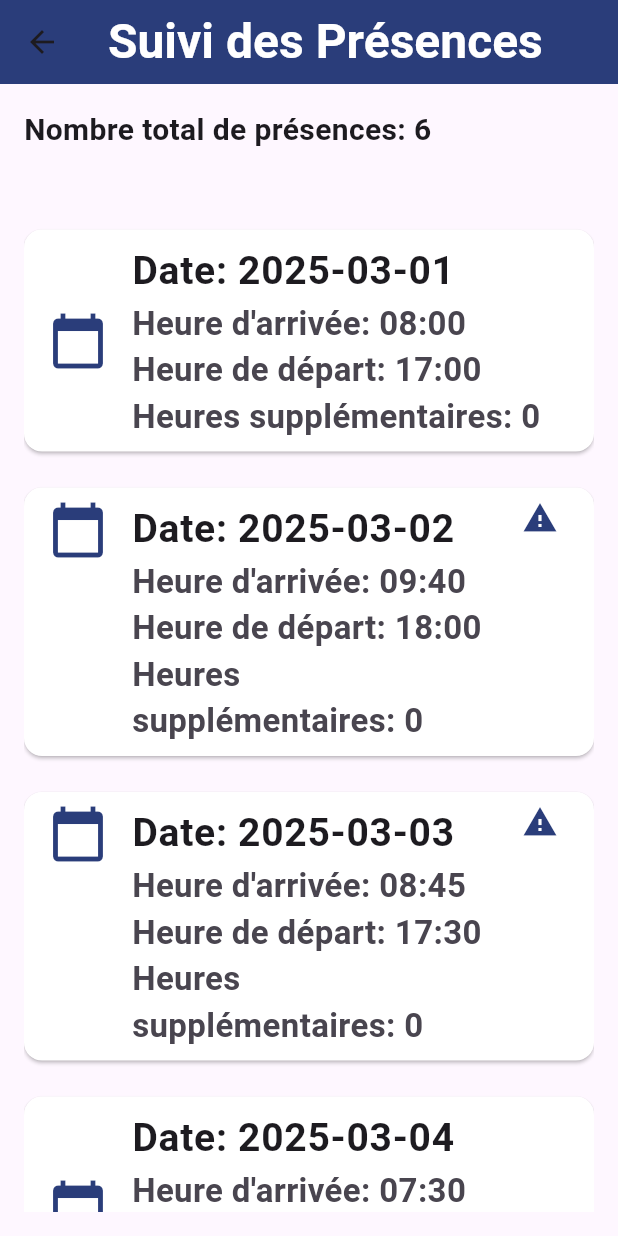
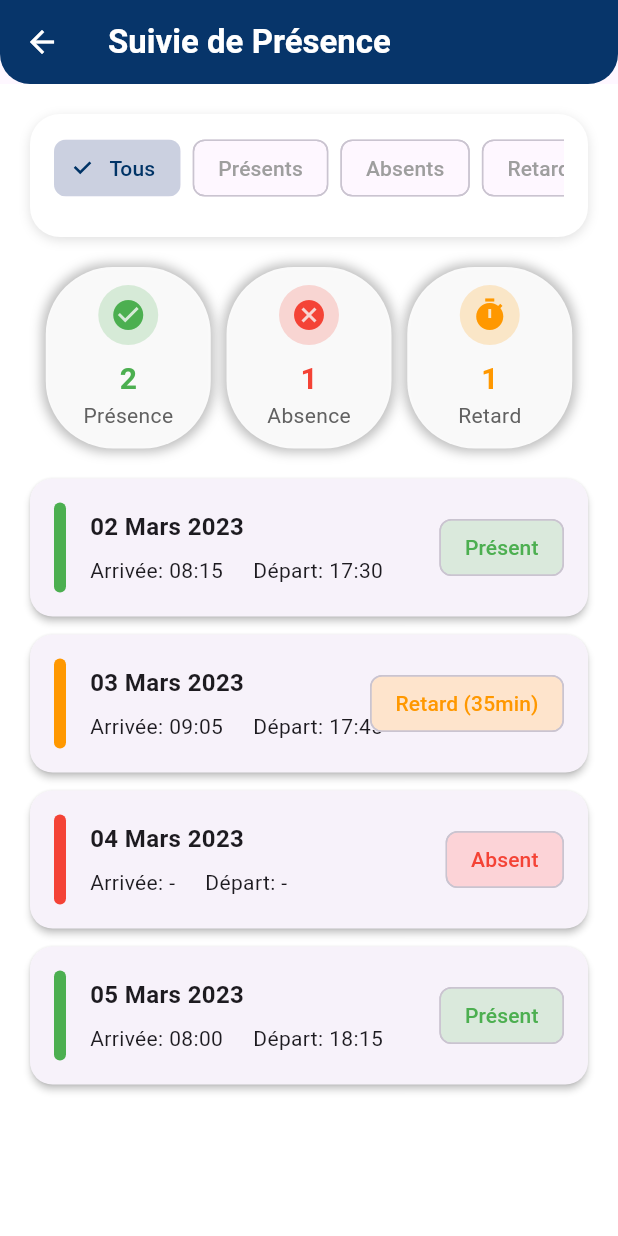
Before and after one commit to Monica1230244/projets, a Flutter app: the PresencePage screen opened directly, on a phone screen of 412 x 824 dp. Run offline on Flutter 3.47's test engine with Material 3 defaults, Android fonts, the phone set to English and light mode, and no system bars; our stand-ins replace table_calendar.

Commit message:
modification de la page de présence

```diff
--- a/lib/absence_page.dart
+++ b/lib/absence_page.dart
@@ -1,5 +1,7 @@
 import 'package:flutter/material.dart';
 import 'package:projets/connect_page.dart';
+import 'package:projets/constants.dart';
+import 'package:projets/user.dart';
 
 
 
@@ -29,7 +31,7 @@ class _AbsencePageState extends State<AbsencePage> {
 
             Navigator.push(
               context,
-              MaterialPageRoute(builder: (context) => ConnectPage()  ),
+              MaterialPageRoute(builder: (context) => Presence() ),
             );
 
           },
@@ -37,7 +39,7 @@ class _AbsencePageState extends State<AbsencePage> {
         title: Text('Absences',
             style: TextStyle(fontWeight: FontWeight.bold, color: Colors.white)),
         centerTitle: true,
-        backgroundColor: Colors.deepPurple,
+        backgroundColor: primaryColor ,
         elevation: 2,
         shape: RoundedRectangleBorder(
           borderRadius: BorderRadius.vertical(bottom: Radius.circular(20)),
@@ -57,7 +59,7 @@ class _AbsencePageState extends State<AbsencePage> {
                   gradient: LinearGradient(
                     begin: Alignment.topLeft,
                     end: Alignment.bottomRight,
-                    colors: [Colors.deepPurple[400]!, Colors.deepPurple[600]!],
+                    colors: [primaryColor, Colors.deepPurple[400]!],
                   ),
                   borderRadius: BorderRadius.circular(16),
                 ),
@@ -129,12 +131,12 @@ class _AbsencePageState extends State<AbsencePage> {
                             width: 40,
                             height: 40,
                             decoration: BoxDecoration(
-                              color: Colors.deepPurple.withOpacity(0.1),
+                              color: Colors.red[400],
                               borderRadius: BorderRadius.circular(14),
                             ),
                             child: Icon(
                               Icons.do_not_disturb,
-                              color: Colors.red,
+                              color: Colors.white ,
                               size: 20,
                             ),
                           ),
--- a/lib/heure_supp.dart
+++ b/lib/heure_supp.dart
@@ -1,5 +1,7 @@
 import 'package:flutter/material.dart';
 import 'package:projets/absence_page.dart';
+import 'package:projets/accueil_page.dart';
+import 'package:projets/constants.dart';
 
 class HeuresSupplementairesPage extends StatefulWidget {
   final List<Map<String, String>> presences = [
@@ -51,7 +53,7 @@ class _HeuresSupplementairesPageState extends State<HeuresSupplementairesPage> {
               fontSize: 20,
             )),
         centerTitle: true,
-        backgroundColor: Colors.deepPurple,
+        backgroundColor:primaryColor,
         elevation: 0,
         shape: RoundedRectangleBorder(
           borderRadius: BorderRadius.vertical(bottom: Radius.circular(20)),
@@ -61,7 +63,7 @@ class _HeuresSupplementairesPageState extends State<HeuresSupplementairesPage> {
           onPressed: () {
             Navigator.push(
               context,
-              MaterialPageRoute(builder: (context) => AbsencePage()),
+              MaterialPageRoute(builder: (context) => Accueil()),
             );
           },
         ),
@@ -76,7 +78,7 @@ class _HeuresSupplementairesPageState extends State<HeuresSupplementairesPage> {
                 gradient: LinearGradient(
                   begin: Alignment.topLeft,
                   end: Alignment.bottomRight,
-                  colors: [Colors.deepPurple[400]!, Colors.deepPurple[600]!],
+                  colors: [primaryColor, Colors.deepPurple[400]!],
                 ),
                 borderRadius: BorderRadius.circular(16),
                 boxShadow: [
@@ -173,7 +175,7 @@ class _HeuresSupplementairesPageState extends State<HeuresSupplementairesPage> {
                             ),
                             child: Icon(
                               Icons.access_time,
-                              color: Colors.deepPurple,
+                              color:primaryColor,
                               size: 20,
                             ),
                           ),
@@ -209,14 +211,14 @@ class _HeuresSupplementairesPageState extends State<HeuresSupplementairesPage> {
                                     '$hours h',
                                     style: TextStyle(
                                       fontSize: 14,
-                                      color: Colors.deepPurple,
+                                      color: primaryColor,
                                     ),
                                   ),
                                   Text(
                                     '$remainingMinutes min',
                                     style: TextStyle(
                                       fontSize: 14,
-                                      color: Colors.deepPurple[300],
+                                      color: primaryColor,
                                     ),
                                   ),
                                 ],
--- a/lib/main.dart
+++ b/lib/main.dart
@@ -14,7 +14,7 @@ class MyApp extends StatelessWidget {
   Widget build(BuildContext context) {
     return MaterialApp(
       debugShowCheckedModeBanner: false,
-      home: RetardPage(),
+      home: ConnectPage(),
     );
   }
 }
--- a/lib/presence_page.dart
+++ b/lib/presence_page.dart
@@ -1,4 +1,6 @@
 import 'package:flutter/material.dart';
+import 'package:projets/absence_page.dart';
+import 'package:projets/retard_page.dart';
 
 class PresencePage extends StatefulWidget {
   @override
@@ -6,137 +8,234 @@ class PresencePage extends StatefulWidget {
 }
 
 class _PresencePageState extends State<PresencePage> {
-  final List<Map<String, String>> presences = [
-    {"date": "2025-03-01", "heure": "08:00", "heure_depart": "17:00", "motif": ""},
-    {"date": "2025-03-02", "heure": "09:40", "heure_depart": "18:00", "motif": "permission"},
-    {"date": "2025-03-03", "heure": "08:45", "heure_depart": "17:30", "motif": "Retard"},
-    {"date": "2025-03-04", "heure": "07:30", "heure_depart": "16:30", "motif": ""},
-    {"date": "2025-03-05", "heure": "07:55", "heure_depart": "17:00", "motif": ""},
-    {"date": "2025-03-06", "heure": "09:00", "heure_depart": "18:40", "motif": "pane de moto"},
+  int _selectedIndex = 0;
+  String _selectedFilter = 'Tous';
+  bool _showOnlyProblems = false;
+
+  final List<String> _filterOptions = ['Tous', 'Présents', 'Absents', 'Retards'];
+
+  final List<Map<String, dynamic>> _allPresences = [
+    {'date': '02 Mars 2023', 'heure_arrivee': '08:15', 'heure_depart': '17:30', 'status': 'Présent', 'color': Colors.green, 'hasProblem': false},
+    {'date': '03 Mars 2023', 'heure_arrivee': '09:05', 'heure_depart': '17:45', 'status': 'Retard (35min)', 'color': Colors.orange, 'hasProblem': true},
+    {'date': '04 Mars 2023', 'heure_arrivee': '-', 'heure_depart': '-', 'status': 'Absent', 'color': Colors.red, 'hasProblem': true},
+    {'date': '05 Mars 2023', 'heure_arrivee': '08:00', 'heure_depart': '18:15', 'status': 'Présent', 'color': Colors.green, 'hasProblem': false},
   ];
 
-  // Variable pour gérer l'élément sélectionné
-  int? selectedIndex;
+  List<Map<String, dynamic>> get _filteredPresences {
+    return _allPresences.where((presence) {
+      bool matchesStatus = true;
+      bool matchesProblemFilter = !_showOnlyProblems || presence['hasProblem'];
 
-
-  int getTotalPresences() {
-    return presences.length;
+      switch (_selectedFilter) {
+        case 'Présents': matchesStatus = presence['status'] == 'Présent'; break;
+        case 'Absents': matchesStatus = presence['status'] == 'Absent'; break;
+        case 'Retards': matchesStatus = presence['status'].contains('Retard'); break;
       }
 
-  // Vérifier si l'heure d'arrivée est après 8h30
-  String checkRetard(String heure) {
-    DateTime heure_arriver = DateTime.parse("2025-03-01 $heure:00");
-    DateTime heure_limite = DateTime.parse("2025-03-01 08:30:00");
-
-    if (heure_arriver.isAfter(heure_limite)) {
-      return "Retard";
-    }
-    return "";
+      return matchesStatus && matchesProblemFilter;
+    }).toList();
   }
 
-
-  String checkHeuresSupplementaires(String heureDepart) {
-    DateTime heure_depart = DateTime.parse("2025-03-01 $heureDepart:00");
-    DateTime heure_limite = DateTime.parse("2025-03-01 18:30:00");
-
-    if (heure_depart.isAfter(heure_limite)) {
-      Duration difference = heure_depart.difference(heure_limite);
-      int minutes = difference.inMinutes;
-      double heures = minutes / 60;
-      return heures.toStringAsFixed(2);
-    }
-    return "0";
+  void _onItemTapped(int index) {
+    setState(() {
+      _selectedIndex = index;
+    });
   }
 
   @override
   Widget build(BuildContext context) {
     return Scaffold(
       appBar: AppBar(
-        title: Text('Suivi des Présences', style: TextStyle(fontWeight: FontWeight.bold, fontSize: 32, color: Colors.white)),
-        centerTitle: true,
-        backgroundColor: Color(0xFF2A3D7A),
+        title: Text("Suivie de Présence", style: TextStyle(fontWeight: FontWeight.bold, color: Colors.white)),
+        backgroundColor: Color(0xFF003366),
+        elevation: 2,
+        shape: RoundedRectangleBorder(
+          borderRadius: BorderRadius.vertical(bottom: Radius.circular(20)),
         ),
-      body: Padding(
-        padding: EdgeInsets.all(16.0),
+        leading: IconButton(
+          icon: Icon(Icons.arrow_back, color: Colors.white),
+          onPressed: () => Navigator.pop(context),
+        ),
+
+      ),
+      body: Container(
+        decoration: BoxDecoration(
+          gradient: LinearGradient(
+            colors: [Colors.white, Colors.white],
+            begin: Alignment.topCenter,
+            end: Alignment.bottomCenter,
+          ),
+        ),
+        child: Padding(
+          padding: const EdgeInsets.all(20.0),
+          child: Column(
+            children: [
+              // Section Filtres (sans sélection de date)
+              _buildFilterSection(),
+              SizedBox(height: 20),
+
+              // Liste des cartes statiques (non défilantes)
+              _buildStatCardsRow(),
+              SizedBox(height: 20),
+
+              // Liste des présences
+              Expanded(
+                child: _buildPresenceList(),
+              ),
+            ],
+          ),
+        ),
+      ),
+
+    );
+  }
+
+  Widget _buildStatCardsRow() {
+    final presentCount = _filteredPresences.where((p) => p['status'] == 'Présent').length;
+    final absentCount = _filteredPresences.where((p) => p['status'] == 'Absent').length;
+    final lateCount = _filteredPresences.where((p) => p['status'].contains('Retard')).length;
+
+    return Row(
+      mainAxisAlignment: MainAxisAlignment.spaceEvenly,
+      children: [
+        _buildStatCard("Présence", "$presentCount", Icons.check_circle, Colors.green),
+        _buildStatCard("Absence", "$absentCount", Icons.cancel, Colors.red, isClickable: true),
+        _buildStatCard("Retard", "$lateCount", Icons.timer, Colors.orange, isClickable: true),
+      ],
+    );
+  }
+
+  Widget _buildStatCard(String title, String value, IconData icon, Color color, {bool isClickable = false}) {
+    final card = Container(
+      width: 110,
+      padding: EdgeInsets.all(12),
+      decoration: BoxDecoration(
+        color: Colors.white.withOpacity(0.9),
+        borderRadius: BorderRadius.circular(45),
+        boxShadow: [BoxShadow(color: Colors.black26, blurRadius: 6, spreadRadius: 2)],
+      ),
+      child: Column(
+        mainAxisSize: MainAxisSize.min,
+        children: [
+          CircleAvatar(
+            backgroundColor: color.withOpacity(0.2),
+            radius: 20,
+            child: Icon(icon, color: color, size: 24),
+          ),
+          SizedBox(height: 8),
+          Text(value, style: TextStyle(fontSize: 20, fontWeight: FontWeight.bold, color: color)),
+          Text(title, style: TextStyle(fontSize: 14, color: Colors.grey[700])),
+        ],
+      ),
+    );
+
+    if (!isClickable) return card;
+
+    return InkWell(
+      borderRadius: BorderRadius.circular(45),
+      onTap: () {
+        if (title == "Absence") {
+          Navigator.push(context, MaterialPageRoute(builder: (context) => AbsencePage()));
+        } else if (title == "Retard") {
+          Navigator.push(context, MaterialPageRoute(builder: (context) => RetardPage()));
+        }
+      },
+      child: card,
+    );
+  }
+
+  Widget _buildFilterSection() {
+    return Container(
+      padding: EdgeInsets.symmetric(vertical: 12, horizontal: 16),
+      decoration: BoxDecoration(
+        color: Colors.white,
+        borderRadius: BorderRadius.circular(20),
+        boxShadow: [BoxShadow(color: Colors.black12, blurRadius: 6, offset: Offset(0, 2))],
+      ),
+      child: Column(
+        children: [
+          SingleChildScrollView(
+            scrollDirection: Axis.horizontal,
+            child: Row(
+              children: _filterOptions.map((option) {
+                return Padding(
+                  padding: EdgeInsets.only(right: 8),
+                  child: FilterChip(
+                    label: Text(option),
+                    selected: _selectedFilter == option,
+                    onSelected: (selected) {
+                      setState(() {
+                        _selectedFilter = selected ? option : 'Tous';
+                      });
+                    },
+                    selectedColor: Color(0xFF003366).withOpacity(0.2),
+                    checkmarkColor: Color(0xFF003366),
+                    labelStyle: TextStyle(
+                      color: _selectedFilter == option ? Color(0xFF003366) : Colors.grey,
+                    ),
+                  ),
+                );
+              }).toList(),
+            ),
+          ),
+          SizedBox(height: 10),
+        ],
+      ),
+    );
+  }
+
+  Widget _buildPresenceList() {
+    if (_filteredPresences.isEmpty) {
+      return Center(child: Text('Aucune donnée correspondant aux filtres'));
+    }
+
+    return ListView.builder(
+      itemCount: _filteredPresences.length,
+      itemBuilder: (context, index) {
+        final presence = _filteredPresences[index];
+        return Card(
+          margin: EdgeInsets.only(bottom: 12),
+          shape: RoundedRectangleBorder(
+              borderRadius: BorderRadius.circular(15)),
+          elevation: 2,
+          child: Padding(
+            padding: EdgeInsets.all(16),
+            child: Row(
+              children: [
+                Container(
+                  width: 8,
+                  height: 60,
+                  decoration: BoxDecoration(
+                    color: presence['color'],
+                    borderRadius: BorderRadius.circular(10),
+                  ),
+                ),
+                SizedBox(width: 16),
+                Expanded(
                   child: Column(
                     crossAxisAlignment: CrossAxisAlignment.start,
                     children: [
-            Text(
-              'Nombre total de présences: ${getTotalPresences()}',
-              style: TextStyle(fontSize: 20, fontWeight: FontWeight.bold),
-            ),
-            SizedBox(height: 40),
-            // Liste des présences
-            Expanded(
-              child: ListView.builder(
-                itemCount: presences.length,
-                itemBuilder: (context, index) {
-                  String motif = checkRetard(presences[index]['heure'] ?? '');
-                  String heuresSupplementaires = checkHeuresSupplementaires(presences[index]['heure_depart'] ?? '');
-                  return GestureDetector(
-                    onTap: () {
-                      setState(() {
-                        selectedIndex = (selectedIndex == index) ? null : index;  // Permet de "désélectionner" si on clique sur le même élément
-                      });
-                      if (motif.isNotEmpty) {
-                        showDialog(
-                          context: context,
-                          builder: (context) {
-                            return AlertDialog(
-                              title: Text('Motif de Retard'),
-                              content: Text(motif),
-                              actions: [
-                                TextButton(
-                                  child: Text('OK'),
-                                  onPressed: () {
-                                    Navigator.of(context).pop();
-                                  },
-                                ),
+                      Text(presence['date'], style: TextStyle(fontWeight: FontWeight.bold, fontSize: 16)),
+                      SizedBox(height: 8),
+                      Row(
+                        children: [
+                          Text('Arrivée: ${presence['heure_arrivee']}'),
+                          SizedBox(width: 20),
+                          Text('Départ: ${presence['heure_depart']}'),
                         ],
-                            );
-                          },
-                        );
-                      }
-                    },
-                    child: Card(
-                      margin: EdgeInsets.symmetric(vertical: 12),
-                      color: selectedIndex == index ? Colors.blue[200] : Colors.white, // Change la couleur quand l'élément est sélectionné
-                      child: ListTile(
-                        leading: Icon(Icons.calendar_today, color: Color(0xFF2A3D7A), size: 40),
-                        title: Text(
-                          'Date: ${presences[index]['date']}',
-                          style: TextStyle(fontWeight: FontWeight.bold, fontSize: 26),
-                        ),
-                        subtitle: Column(
-                          crossAxisAlignment: CrossAxisAlignment.start,
-                          children: [
-                            Text(
-                              'Heure d\'arrivée: ${presences[index]['heure']}',
-                              style: TextStyle(fontWeight: FontWeight.bold, fontSize: 22),
-                            ),
-                            Text(
-                              'Heure de départ: ${presences[index]['heure_depart']}',
-                              style: TextStyle(fontWeight: FontWeight.bold, fontSize: 22),
-                            ),
-                            Text(
-                              'Heures supplémentaires: $heuresSupplementaires',
-                              style: TextStyle(fontWeight: FontWeight.bold, fontSize: 22),
                       ),
                     ],
                   ),
-                        trailing: motif.isNotEmpty
-                            ? Icon(Icons.warning, color: Color(0xFF2A3D7A))
-                            : null,
-                        isThreeLine: motif.isNotEmpty,
                 ),
-                    ),
-                  );
-                },
-              ),
+                Chip(
+                  backgroundColor: presence['color'].withOpacity(0.2),
+                  label: Text(presence['status'], style: TextStyle(color: presence['color'])),
                 ),
               ],
             ),
           ),
         );
+      },
+    );
   }
 }
--- a/lib/retard_page.dart
+++ b/lib/retard_page.dart
@@ -1,4 +1,5 @@
 import 'package:flutter/material.dart';
+import 'package:projets/accueil_page.dart';
 import 'package:projets/heure_supp.dart';
 
 import 'constants.dart';
@@ -44,7 +45,7 @@ class _RetardPageState extends State<RetardPage> {
           onPressed: () {
             Navigator.push(
               context,
-              MaterialPageRoute(builder: (context) => HeuresSupplementairesPage()),
+              MaterialPageRoute(builder: (context) => Accueil()),
             );
           },
         ),
@@ -71,7 +72,7 @@ class _RetardPageState extends State<RetardPage> {
                   gradient: LinearGradient(
                     begin: Alignment.topLeft,
                     end: Alignment.bottomRight,
-                    colors: [primaryColor],
+                    colors: [primaryColor, Colors.deepPurple[400]!],
                   ),
                   borderRadius: BorderRadius.circular(16),
                 ),
@@ -161,13 +162,13 @@ class _RetardPageState extends State<RetardPage> {
                     break;
                   case "En attente":
                     statusIcon = Icons.hourglass_empty;
-                    statusColor = Colors.orange;
+                    statusColor = Colors.orangeAccent;
                     statusText = "En attente";
                     break;
                   default:
                     statusIcon = Icons.help;
                     statusColor = Colors.grey;
-                    statusText = "Non défini";
+                    statusText = "";
                     break;
                 }
 
@@ -188,7 +189,7 @@ class _RetardPageState extends State<RetardPage> {
                             width: 40,
                             height: 40,
                             decoration: BoxDecoration(
-                              color: Colors.deepPurple.withOpacity(0.1),
+                              color: primaryColor.withOpacity(0.1),
                               borderRadius: BorderRadius.circular(14),
                             ),
                             child: Icon(
@@ -213,23 +214,24 @@ class _RetardPageState extends State<RetardPage> {
                                 Text(
                                   'Arrivée: ${retard['heure']} ${hasRetard ? '(Retard: ${minutesRetard} min)' : ''}',
                                 ),
-                                if (hasRetard) SizedBox(height: 4),
+                                if (hasRetard) SizedBox(height: 2),
                                 if (hasRetard)
-                                  Text(
-                                    'Pénalité: $penalite FCFA',
-                                    style: TextStyle(
-                                      color: Colors.red,
-                                      fontWeight: FontWeight.bold,
-                                    ),
-                                  ),
-                                SizedBox(height: 4),
+                                  SizedBox(height: 4),
                                 if (retard['motif']!.isNotEmpty)
                                   Text(
                                     'Motif de retard : ${retard['motif']}',
-                                    style: TextStyle(color:  Color(0xFF2B9BD7)),
+                                    style: TextStyle(color:  Colors.black),
                                   ),
                                 SizedBox(height: 6),
+                                Text(
+                                  'Pénalité: $penalite FCFA',
+                                  style: TextStyle(
+                                    color: Colors.black87,
+                                    fontWeight: FontWeight.bold,
+                                  ),
+                                ),
                                 if (retard['motif']!.isNotEmpty)
+                                  SizedBox(height: 6),
                                   Row(
                                     children: [
                                       Icon(statusIcon, color: statusColor, size: 16),
```
Lines whose indentation alone changed are shown as unchanged.
